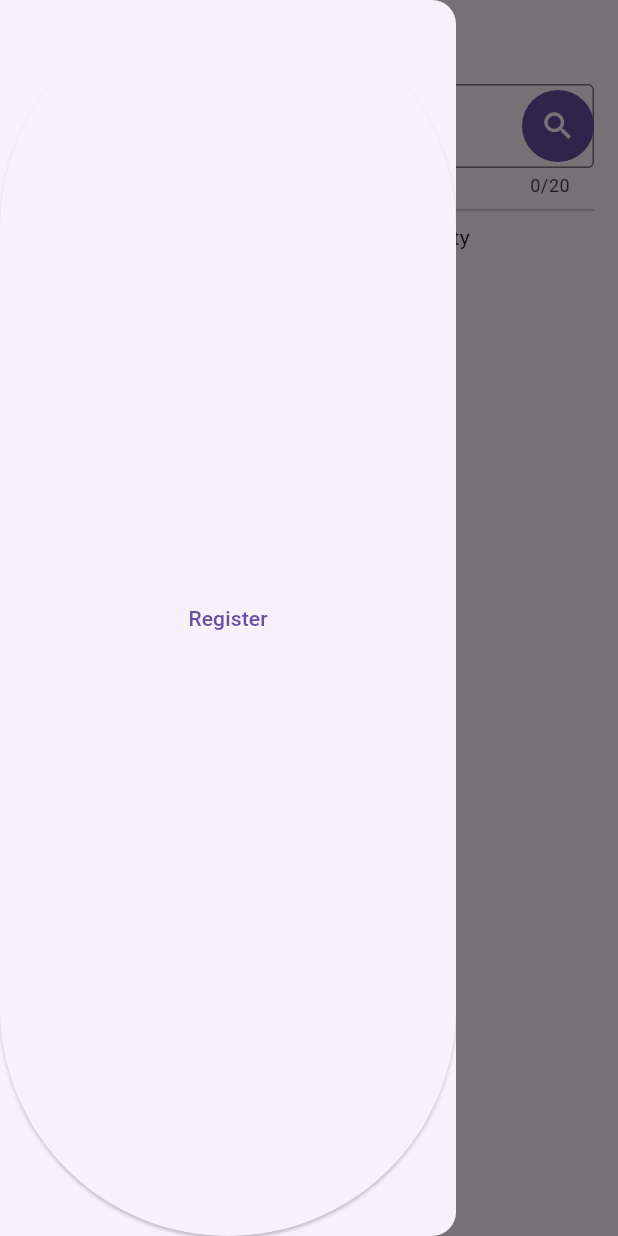
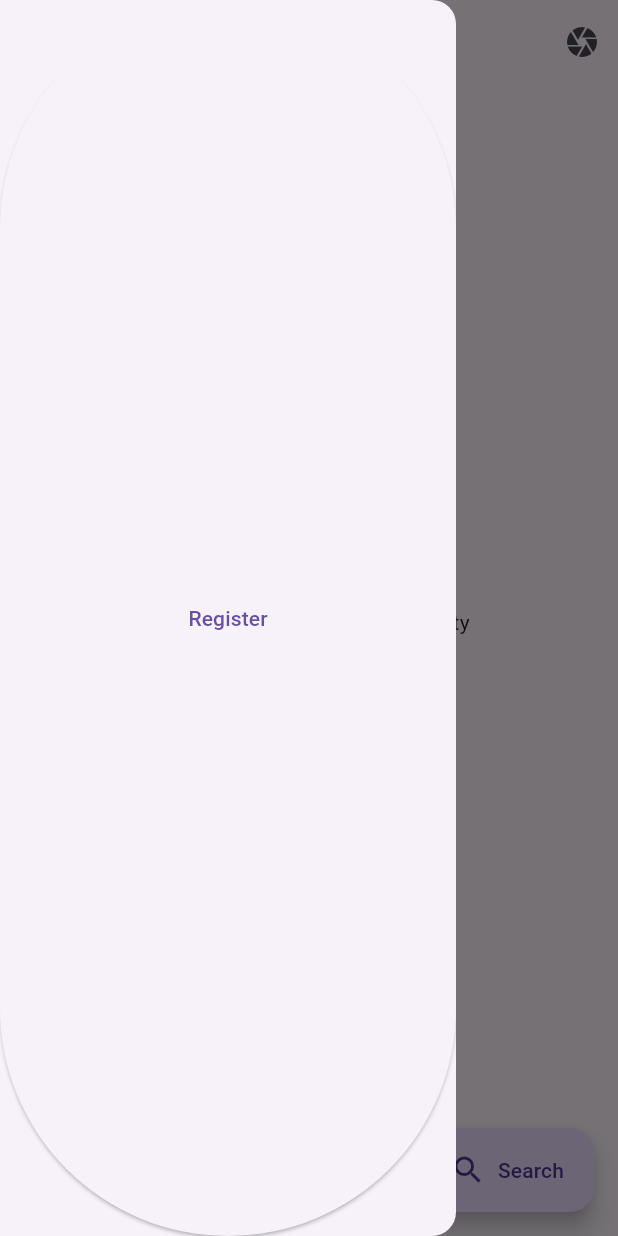
Before and after one commit to nehemiasmunoz/Decoder-F, a Flutter app: the screen it shows after launch, with the side drawer open, on a phone screen of 412 x 824 dp. Run offline on Flutter 3.47's test engine with Material 3 defaults, Android fonts, the phone set to English and light mode, and no system bars; our stand-ins replace flutter_dotenv, google_generative_ai, sqflite; accounts and stored records are empty.

Commit message:
Upd: new design

```diff
--- a/lib/src/presentation/ui/screens/home/home_screen.dart
+++ b/lib/src/presentation/ui/screens/home/home_screen.dart
@@ -1,6 +1,7 @@
 import 'package:decoder/src/data/provider/ingredient/ingredient_database_provider.dart';
 import 'package:decoder/src/data/provider/user/user_database_provider.dart';
 import 'package:decoder/src/presentation/ui/components/components.dart';
+import 'package:decoder/src/presentation/ui/screens/search/search_ingredient_view.dart';
 import 'package:flutter/material.dart';
 import 'package:provider/provider.dart';
 
@@ -21,10 +22,25 @@ class HomeScreen extends StatelessWidget {
             : const DrawerMenu(),
       ),
       appBar: AppBar(
-        title: const Text("Home Screen"),
+        title: const Text(
+          "Home Screen",
+          style: TextStyle(fontSize: 25, fontWeight: FontWeight.w700),
+        ),
         centerTitle: true,
+        actions: [IconButton(onPressed: () {}, icon: const Icon(Icons.camera))],
       ),
       body: const HomeScreenBody(),
+      floatingActionButton: FloatingActionButton.extended(
+        onPressed: () {
+          showModalBottomSheet(
+            isScrollControlled: true,
+            context: context,
+            builder: (ctx) => SearchIngredientView(),
+          );
+        },
+        label: const Text("Search"),
+        icon: const Icon(Icons.search),
+      ),
     );
   }
 }
@@ -35,17 +51,23 @@ class HomeScreenBody extends StatelessWidget {
   @override
   Widget build(BuildContext context) {
     return Container(
-      padding: const EdgeInsets.symmetric(horizontal: 16),
-      child: Column(
+      padding: const EdgeInsets.symmetric(horizontal: 16, vertical: 10),
+      child: Consumer<IngredientDatabaseProvider>(
+          builder: (BuildContext context, value, Widget? child) {
+        return Column(
+          crossAxisAlignment: CrossAxisAlignment.start,
           mainAxisSize: MainAxisSize.max,
           children: [
-          const Searchbar(),
-          const Divider(),
+            Text(
+              "${value.ingredients.length} Ingredients",
+              style: const TextStyle(fontWeight: FontWeight.bold),
+            ),
             Expanded(
               child: Consumer<IngredientDatabaseProvider>(
                 builder: (BuildContext context, value, Widget? child) {
                   if (value.ingredients.isEmpty) {
-                  return const Text("The ingredient database is empty");
+                    return const Center(
+                        child: Text("The ingredient database is empty"));
                   }
                   return ListView.builder(
                     itemCount: value.ingredients.length,
@@ -55,9 +77,13 @@ class HomeScreenBody extends StatelessWidget {
                   );
                 },
               ),
+            ),
+            const SizedBox(
+              height: 70,
             )
           ],
-      ),
+        );
+      }),
     );
   }
 }
```
Lines whose indentation alone changed are shown as unchanged.
